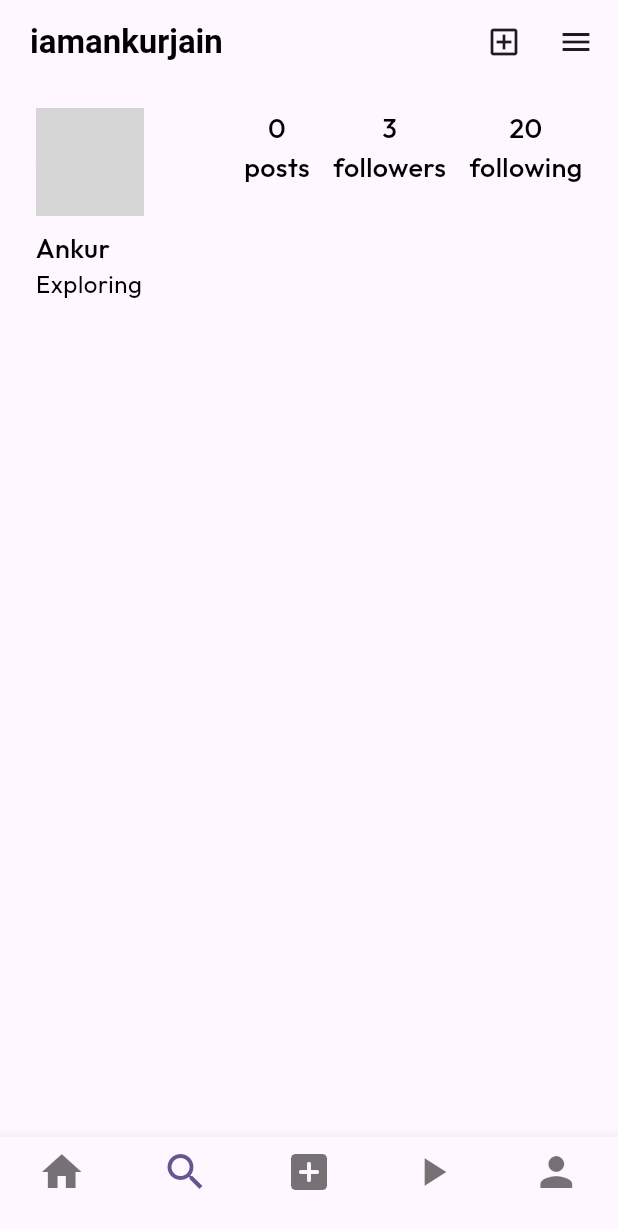
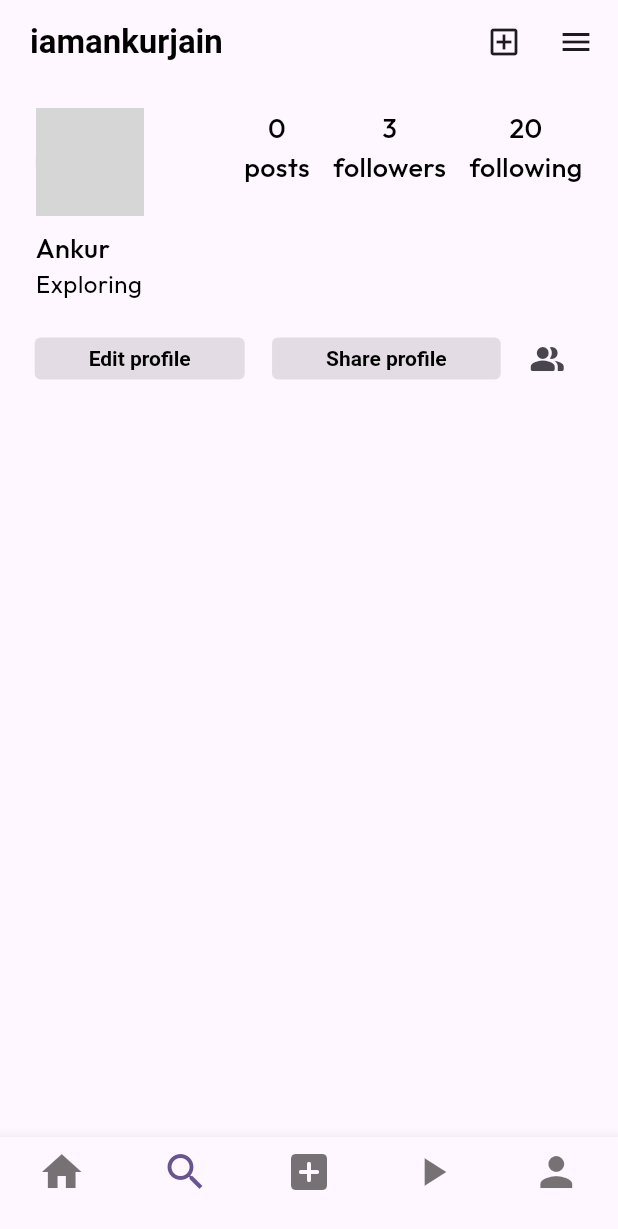
Before and after one commit to vjpratap/Instagram_clone, a Flutter app: the screen it shows after launch, item 2 of the bottom bar chosen, on a phone screen of 412 x 824 dp. Shown: the top 1229 px of the screen. Run offline on Flutter 3.47's test engine with Material 3 defaults, Android fonts, the phone set to English and light mode, and no system bars; our stand-ins replace bloc, get, google_fonts; network calls fail; grey boxes are pictures that could not be loaded.

Commit message:
[Ankur] Update profile row on profile screen

```diff
--- a/instagram_clone/lib/Presentation/Components/profile_row.dart
+++ b/instagram_clone/lib/Presentation/Components/profile_row.dart
@@ -5,8 +5,16 @@ class ProfileRow extends StatelessWidget {
 
   @override
   Widget build(BuildContext context) {
+    final ButtonStyle style =
+        ElevatedButton.styleFrom(
+          textStyle: const TextStyle(fontWeight: FontWeight.bold, color: Colors.black),
+         shape: const RoundedRectangleBorder(borderRadius: BorderRadius.all(Radius.circular(4))),
+         padding: const EdgeInsets.symmetric(horizontal: 36),
+         );
     return Container(
-      child:  Row(
+      child: Column(
+        children: [
+          Row(
             mainAxisAlignment: MainAxisAlignment.spaceAround,
             crossAxisAlignment: CrossAxisAlignment.start,
             children: [
@@ -18,33 +26,57 @@ class ProfileRow extends StatelessWidget {
                     backgroundImage: NetworkImage(
                         'https://fastly.picsum.photos/id/27/3264/1836.jpg?hmac=p3BVIgKKQpHhfGRRCbsi2MCAzw8mWBCayBsKxxtWO8g'), // Replace URL with your image URL
                   ),
-              const SizedBox(height: 8,),
-              Text("Ankur", style: Theme.of(context).textTheme.bodyMedium,),
-              Text("Exploring", style: Theme.of(context).textTheme.bodySmall,)
+                  const SizedBox(
+                    height: 8,
+                  ),
+                  Text(
+                    "Ankur",
+                    style: Theme.of(context).textTheme.bodyMedium,
+                  ),
+                  Text(
+                    "Exploring",
+                    style: Theme.of(context).textTheme.bodySmall,
+                  )
                 ],
               ),
-          const SizedBox(width: 36,),
-
+              const SizedBox(
+                width: 36,
+              ),
               Column(
-            children: [
-              Text('0'),
-              Text('posts')
+                children: [Text('0'), Text('posts')],
+              ),
+              Column(
+                children: [Text('3'), Text('followers')],
+              ),
+              Column(
+                children: [Text('20'), Text('following')],
+              ),
             ],
           ),
-
-           Column(
+          SizedBox(height: 16,),
+          Row(
+            mainAxisAlignment: MainAxisAlignment.spaceEvenly,
             children: [
-              Text('3'),
-              Text('followers')
+              SizedBox(
+                height: 28,
+                child: ElevatedButton(
+                  style: style,
+                  onPressed: null,
+                  child: const Text('Edit profile', style: TextStyle(fontWeight: FontWeight.w600, color: Colors.black),),
+                ),
+              ),
+              const SizedBox(width: 4,),
+              SizedBox(
+                height: 28,
+                child: ElevatedButton(
+                  style: style,
+                  onPressed: null,
+                  child: const Text('Share profile', style: TextStyle(fontWeight: FontWeight.w600, color: Colors.black),),
+                ),
+              ),
+              IconButton(onPressed: (){}, icon: Icon(Icons.people_alt_rounded, size: 24,))
             ],
-          ),
-
-           Column(
-            children: [
-              Text('20'),
-              Text('following')
-            ],
-          ),
+          )
         ],
       ),
     );
```
Lines whose indentation alone changed are shown as unchanged.
